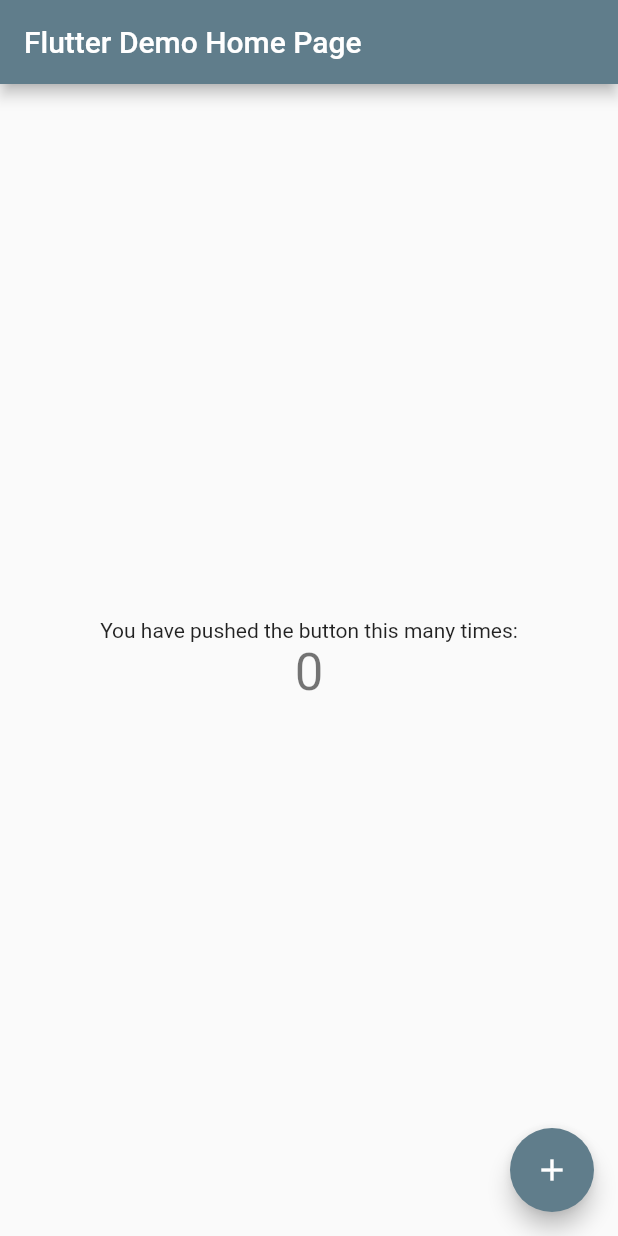
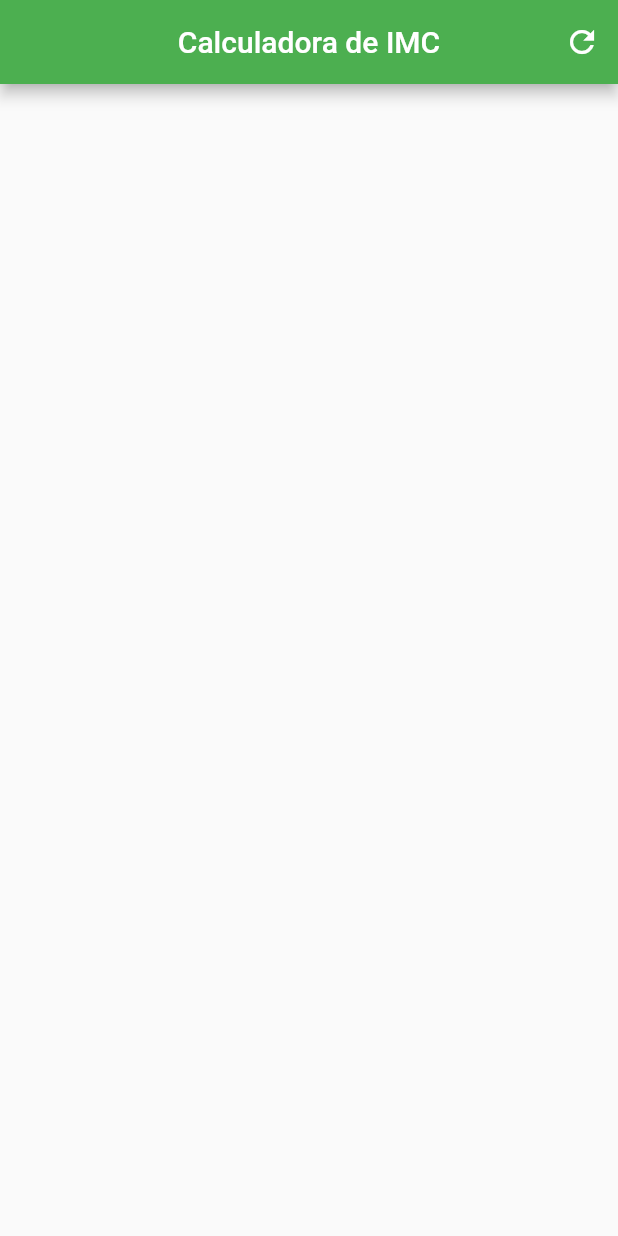
Before and after one commit to GeovanneAtanazio/Calculadora_IMC, a Flutter app: the screen it shows after launch, on a phone screen of 412 x 824 dp. Run offline on Flutter 3.47's test engine with Material 2 defaults, Android fonts, the phone set to English and light mode, and no system bars.

Commit message:
Scaffold e AppBar

```diff
--- a/lib/main.dart
+++ b/lib/main.dart
@@ -1,111 +1,33 @@
+import 'package:flutter/cupertino.dart';
 import 'package:flutter/material.dart';
 
-void main() => runApp(MyApp());
+main() {
+  runApp(MaterialApp(
+    home: Home(
 
-class MyApp extends StatelessWidget {
-  // This widget is the root of your application.
+    )
+  ));
+
+}
+
+class Home extends StatefulWidget {
+  @override
+  _HomeState createState() => _HomeState();
+}
+
+class _HomeState extends State<Home> {
   @override
   Widget build(BuildContext context) {
-    return MaterialApp(
-      title: 'Flutter Demo',
-      theme: ThemeData(
-        // This is the theme of your application.
-        //
-        // Try running your application with "flutter run". You'll see the
-        // application has a blue toolbar. Then, without quitting the app, try
-        // changing the primarySwatch below to Colors.green and then invoke
-        // "hot reload" (press "r" in the console where you ran "flutter run",
-        // or simply save your changes to "hot reload" in a Flutter IDE).
-        // Notice that the counter didn't reset back to zero; the application
-        // is not restarted.
-        primarySwatch: Colors.blueGrey
-      ),
-      home: MyHomePage(title: 'Flutter Demo Home Page'),
+    return Scaffold(
+      appBar: AppBar(
+        title: Text("Calculadora de IMC"),
+        centerTitle: true,
+        backgroundColor: Colors.green,
+        actions: <Widget>[
+          IconButton(icon: Icon(Icons.refresh),
+          onPressed: () {},),
+        ],
+      )
     );
   }
 }
-
-class MyHomePage extends StatefulWidget {
-  MyHomePage({Key key, this.title}) : super(key: key);
-
-  // This widget is the home page of your application. It is stateful, meaning
-  // that it has a State object (defined below) that contains fields that affect
-  // how it looks.
-
-  // This class is the configuration for the state. It holds the values (in this
-  // case the title) provided by the parent (in this case the App widget) and
-  // used by the build method of the State. Fields in a Widget subclass are
-  // always marked "final".
-
-  final String title;
-
-  @override
-  _MyHomePageState createState() => _MyHomePageState();
-}
-
-class _MyHomePageState extends State<MyHomePage> {
-  int _counter = 0;
-
-  void _incrementCounter() {
-    setState(() {
-      // This call to setState tells the Flutter framework that something has
-      // changed in this State, which causes it to rerun the build method below
-      // so that the display can reflect the updated values. If we changed
-      // _counter without calling setState(), then the build method would not be
-      // called again, and so nothing would appear to happen.
-      _counter++;
-    });
-  }
-
-  @override
-  Widget build(BuildContext context) {
-    // This method is rerun every time setState is called, for instance as done
-    // by the _incrementCounter method above.
-    //
-    // The Flutter framework has been optimized to make rerunning build methods
-    // fast, so that you can just rebuild anything that needs updating rather
-    // than having to individually change instances of widgets.
-    return Scaffold(
-      appBar: AppBar(
-        // Here we take the value from the MyHomePage object that was created by
-        // the App.build method, and use it to set our appbar title.
-        title: Text(widget.title),
-      ),
-      body: Center(
-        // Center is a layout widget. It takes a single child and positions it
-        // in the middle of the parent.
-        child: Column(
-          // Column is also a layout widget. It takes a list of children and
-          // arranges them vertically. By default, it sizes itself to fit its
-          // children horizontally, and tries to be as tall as its parent.
-          //
-          // Invoke "debug painting" (press "p" in the console, choose the
-          // "Toggle Debug Paint" action from the Flutter Inspector in Android
-          // Studio, or the "Toggle Debug Paint" command in Visual Studio Code)
-          // to see the wireframe for each widget.
-          //
-          // Column has various properties to control how it sizes itself and
-          // how it positions its children. Here we use mainAxisAlignment to
-          // center the children vertically; the main axis here is the vertical
-          // axis because Columns are vertical (the cross axis would be
-          // horizontal).
-          mainAxisAlignment: MainAxisAlignment.center,
-          children: <Widget>[
-            Text(
-              'You have pushed the button this many times:',
-            ),
-            Text(
-              '$_counter',
-              style: Theme.of(context).textTheme.display1,
-            ),
-          ],
-        ),
-      ),
-      floatingActionButton: FloatingActionButton(
-        onPressed: _incrementCounter,
-        tooltip: 'Increment',
-        child: Icon(Icons.add),
-      ), // This trailing comma makes auto-formatting nicer for build methods.
-    );
-  }
-}
```
Also changed, not shown: 1 other file.
